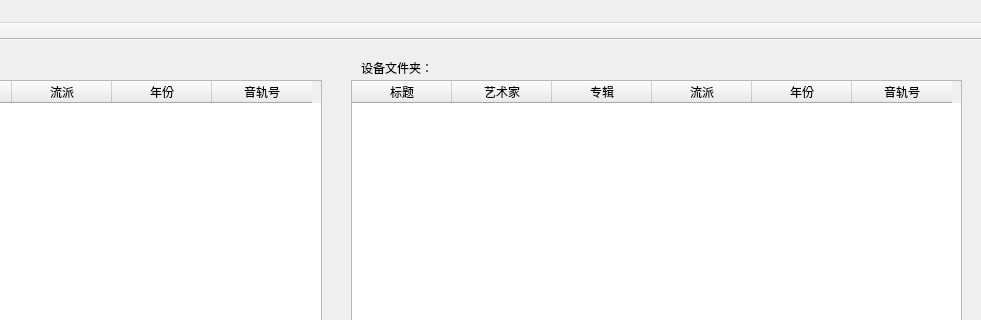
Old version of the form MusicSyncTool.ui in the repository FunnyAWM/MusicSyncTool; both pictures show x 309 to 1290 and y 0 to 320 of the 1290 by 841 pixel window.
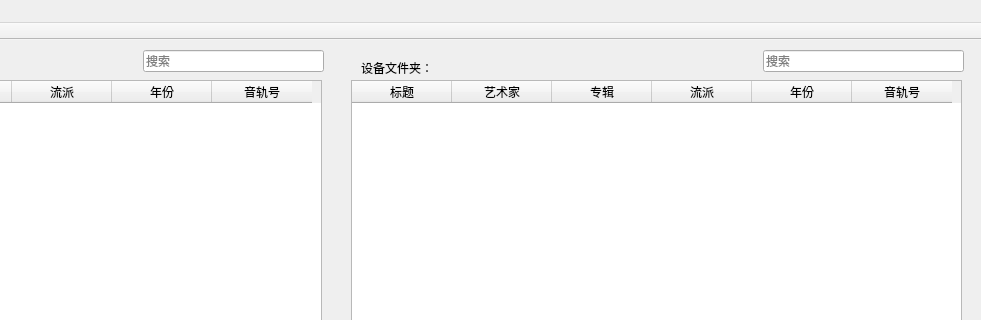
New version of the form.

Commit message: Added search function.

Patch:
```diff
--- a/MusicSyncTool.ui
+++ b/MusicSyncTool.ui
@@ -172,6 +172,41 @@
      <string>刷新列表</string>
     </property>
    </widget>
+   <widget class="QLineEdit" name="searchLocal">
+    <property name="geometry">
+     <rect>
+      <x>452</x>
+      <y>10</y>
+      <width>181</width>
+      <height>22</height>
+     </rect>
+    </property>
+    <property name="toolTip">
+     <string/>
+    </property>
+    <property name="inputMask">
+     <string/>
+    </property>
+    <property name="placeholderText">
+     <string>搜索</string>
+    </property>
+   </widget>
+   <widget class="QLineEdit" name="searchRemote">
+    <property name="geometry">
+     <rect>
+      <x>1072</x>
+      <y>10</y>
+      <width>201</width>
+      <height>22</height>
+     </rect>
+    </property>
+    <property name="inputMask">
+     <string/>
+    </property>
+    <property name="placeholderText">
+     <string>搜索</string>
+    </property>
+   </widget>
   </widget>
   <widget class="QMenuBar" name="menuBar">
    <property name="geometry">
```
Left out of the diff: 4 changed lines with no effect on the pictures. The commit also changes 2 other files.
